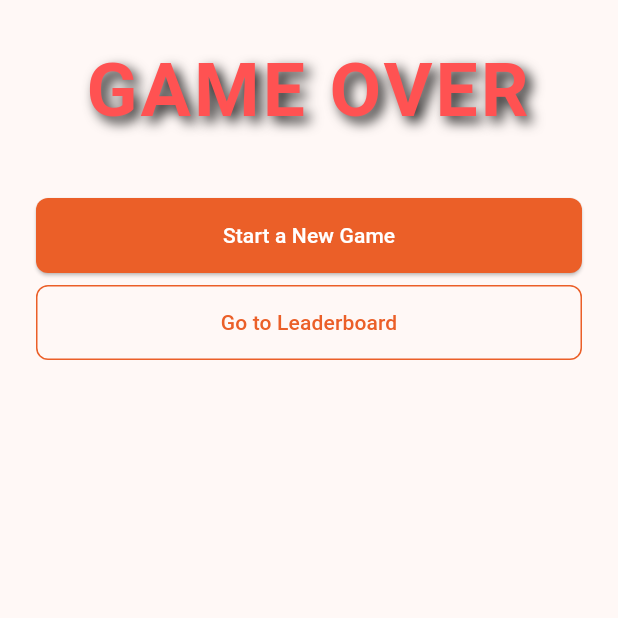
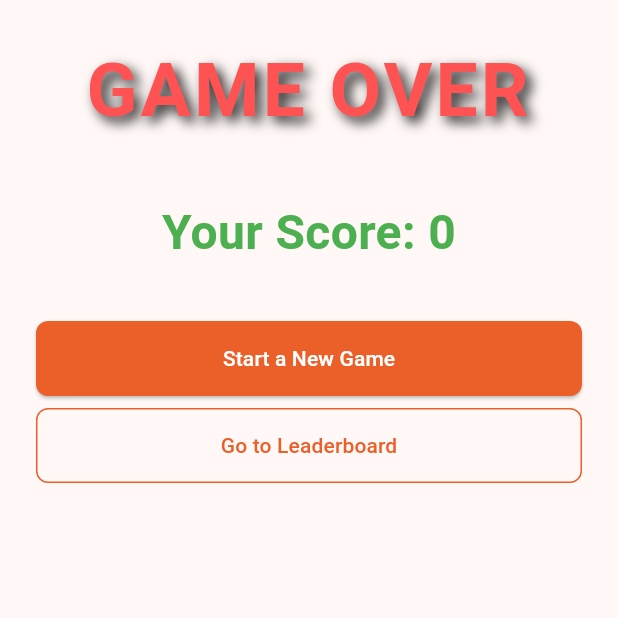
Before and after one commit to shetty456/mumbojumbo, a Flutter app: the GameZoneScreen screen opened by its route, after a tap on "Submit", on a phone screen of 412 x 824 dp, the top half of it. Run offline on Flutter 3.47's test engine with Material 3 defaults, Android fonts, the phone set to English and light mode, and no system bars; drawn by our look-alikes of flutter_animate; our stand-ins replace audioplayers, flutter_hooks, freezed_annotation, go_router, hooks_riverpod, riverpod_annotation and 1 more; accounts and stored records are empty; generated files the repository leaves out were written again.

Commit message:
score calculation logic added

```diff
--- a/lib/screens/gameover_screen.dart
+++ b/lib/screens/gameover_screen.dart
@@ -7,12 +7,16 @@ import 'package:mumbojumbo/screens/onboarding_screen.dart';
 
 class GameoverScreen extends HookConsumerWidget {
   const GameoverScreen({super.key});
+
   @override
   Widget build(BuildContext context, WidgetRef ref) {
+   final state = GoRouter.of(context).routerDelegate.currentConfiguration;
+    final int finalScore = state.extra as int? ?? 0;
+
     return Scaffold(
       body: SafeArea(
         child: Container(
-          padding: EdgeInsets.all(24),
+          padding: const EdgeInsets.all(24),
           child: Column(
             crossAxisAlignment: CrossAxisAlignment.stretch,
             children: [
@@ -20,32 +24,40 @@ class GameoverScreen extends HookConsumerWidget {
                 'GAME OVER',
                 textAlign: TextAlign.center,
                 style: TextStyle(
-                  fontSize: 50, // Large size for emphasis
-                  fontWeight: FontWeight.bold, // Bold and dramatic
-                  color: Colors
-                      .redAccent, // Red is often used for failure or urgency
+                  fontSize: 50,
+                  fontWeight: FontWeight.bold,
+                  color: Colors.redAccent,
                   shadows: [
                     Shadow(
                       blurRadius: 10.0,
-                      color: Colors.black87, // Dark shadow for depth
+                      color: Colors.black87,
                       offset: Offset(4, 4),
                     ),
                   ],
-                  letterSpacing: 2.0, // Slight spacing to add intensity
+                  letterSpacing: 2.0,
                 ),
               )
                   .animate()
-                  .fadeIn(duration: 1.seconds) // Fade in animation
-                  // Scale animation
+                  .fadeIn(duration: 1.seconds)
                   .flip(duration: 1.2.seconds)
                   .scale(duration: 0.6.seconds, curve: Curves.easeOut),
+              vHeight(36),
+              // Display the final score
+              Text(
+                'Your Score: $finalScore',
+                textAlign: TextAlign.center,
+                style: const TextStyle(
+                  fontSize: 32,
+                  fontWeight: FontWeight.bold,
+                  color: Colors.green,
+                ),
+              ),
               vHeight(36),
               ElevatedButton(
                 onPressed: () => context.go(AppRoutePaths.onboarding),
                 child: const Text('Start a New Game'),
               ),
               vHeight(8),
-              // todo: this button should be placed somewhere else
               OutlinedButton(
                 onPressed: () => context.push(AppRoutePaths.leaderboard),
                 child: const Text('Go to Leaderboard'),
--- a/lib/screens/gamezone_screen.dart
+++ b/lib/screens/gamezone_screen.dart
@@ -19,30 +19,27 @@ class GameZoneScreen extends HookWidget {
     final currentAnagram = useState<String>('');
     final correctAnswer = useState<String>('');
     final currentHint = useState<String>('');
-    final score = useState<int>(0);
+    final score = useState<int>(0);  // Score state
     final questionIndex = useState<int>(0);
     final timer = useState<Timer?>(null);
     final timeLeft = useState<int>(30);
     final controller = useTextEditingController();
     final focusNode = useFocusNode();
-    final isButtonEnabled = useState<bool>(false); // State for button enabled status
+    final isButtonEnabled = useState<bool>(false);
 
-    // Listener for text changes
     useEffect(() {
       void listener() {
-        isButtonEnabled.value = controller.text.isNotEmpty; // Enable button if text is not empty
+        isButtonEnabled.value = controller.text.isNotEmpty;
       }
 
       controller.addListener(listener);
-      return () => controller.removeListener(listener); // Cleanup the listener
+      return () => controller.removeListener(listener);
     }, [controller]);
 
-    // Using useAnimationController hook to create an AnimationController
     final animationController = useAnimationController(
-      duration: const Duration(seconds: 5), // Set animation duration
-    ); // Start animation from 1.0 (100%) and reverse
+      duration: const Duration(seconds: 5),
+    );
 
-    // Map the controller's value range (0.0 - 1.0) to a range of 0.2 to 0.0 (20% to 0%)
     final animation = useMemoized(() {
       return Tween<double>(begin: 1.0, end: 0.0).animate(animationController);
     }, [animationController]);
@@ -57,22 +54,7 @@ class GameZoneScreen extends HookWidget {
       timer.value?.cancel();
       controller.clear();
       timeLeft.value = 30;
-      context.go(AppRoutePaths.gameover);
-      // showDialog(
-      //   context: context,
-      //   builder: (_) => AlertDialog(
-      //     title: const Text('Game Over'),
-      //     content: Text('Your score: ${score.value}'),
-      //     actions: [
-      //       TextButton(
-      //         onPressed: () {
-      //           context.go(AppRoutePaths.onboarding);
-      //         },
-      //         child: const Text('Go Home'),
-      //       ),
-      //     ],
-      //   ),
-      // );
+     context.go(AppRoutePaths.gameover, extra: score.value);
     }
 
     void startTimer() {
@@ -126,9 +108,37 @@ class GameZoneScreen extends HookWidget {
       }
     }
 
+    int calculateScore(int timeTakenInSeconds) {
+      if (timeTakenInSeconds <= 3) {
+        return 10;
+      } else if (timeTakenInSeconds <= 6) {
+        return 9;
+      } else if (timeTakenInSeconds <= 9) {
+        return 8;
+      } else if (timeTakenInSeconds <= 12) {
+        return 7;
+      } else if (timeTakenInSeconds <= 15) {
+        return 6;
+      } else if (timeTakenInSeconds <= 18) {
+        return 5;
+      } else if (timeTakenInSeconds <= 21) {
+        return 4;
+      } else if (timeTakenInSeconds <= 24) {
+        return 3;
+      } else if (timeTakenInSeconds <= 27) {
+        return 2;
+      } else if (timeTakenInSeconds <= 30) {
+        return 1;
+      } else {
+        return 0;
+      }
+    }
+
     void submitAnswer(String answer) {
       if (answer.toLowerCase() == correctAnswer.value.toLowerCase()) {
-        score.value++;
+        // Calculate score based on time left
+        final int points = calculateScore(30 - timeLeft.value);
+        score.value += points; // Add points to total score
         nextQuestion();
       } else {
         endGame();
@@ -140,23 +150,34 @@ class GameZoneScreen extends HookWidget {
     }
 
     return Scaffold(
-      // appBar: AppBar(
-      //   title: const Text('Mumbo Jumbo'),
-      // ),
       body: SafeArea(
         child: Padding(
           padding: const EdgeInsets.all(24.0),
           child: Column(
             crossAxisAlignment: CrossAxisAlignment.stretch,
             children: [
+              // Displaying the score in the top right corner
+              Row(
+                mainAxisAlignment: MainAxisAlignment.spaceBetween,
+                children: [
+                  const SizedBox(), // Empty widget to keep score aligned to the right
+                  Text(
+                    'Score: ${score.value}',
+                    style: const TextStyle(
+                      fontSize: 20,
+                      fontWeight: FontWeight.bold,
+                    ),
+                  ),
+                ],
+              ),
+
               ClipRRect(
                 borderRadius: BorderRadius.circular(8),
                 child: AnimatedBuilder(
                   animation: animation,
                   builder: (context, child) {
                     return LinearProgressIndicator(
-                      value: animation
-                          .value, // Animating progress value from 0.2 to 0.0
+                      value: animation.value,
                       color: Colors.green,
                       backgroundColor: Colors.grey,
                     );
@@ -164,7 +185,7 @@ class GameZoneScreen extends HookWidget {
                 ),
               ),
 
-              vHeight(32),
+              const SizedBox(height: 32),
               Text(
                 formatTime(timeLeft.value),
                 style: const TextStyle(
@@ -173,7 +194,7 @@ class GameZoneScreen extends HookWidget {
                     fontWeight: FontWeight.w900),
                 textAlign: TextAlign.center,
               ),
-              vHeight(32),
+              const SizedBox(height: 32),
               Row(
                 mainAxisAlignment: MainAxisAlignment.center,
                 children: [
@@ -181,9 +202,7 @@ class GameZoneScreen extends HookWidget {
                     Icons.info_outline,
                     color: Color(0xff34C759),
                   ),
-                  const SizedBox(
-                    width: 4,
-                  ),
+                  const SizedBox(width: 4),
                   Text(
                     currentHint.value,
                     style: const TextStyle(
@@ -194,20 +213,14 @@ class GameZoneScreen extends HookWidget {
                   ),
                 ],
               ),
-              vHeight(60),
-              // Text(
-              //   'Score: ${score.value}',
-              //   style: const TextStyle(
-              //     fontSize: 20,
-              //   ),
-              // ),
+              const SizedBox(height: 60),
               Text(
                 textAlign: TextAlign.center,
                 currentAnagram.value,
                 style:
                     const TextStyle(fontSize: 45, fontWeight: FontWeight.bold),
               ),
-              vHeight(60),
+              const SizedBox(height: 60),
               TextField(
                 controller: controller,
                 focusNode: focusNode,
@@ -229,7 +242,7 @@ class GameZoneScreen extends HookWidget {
                 style: const TextStyle(color: Colors.black),
                 onSubmitted: submitAnswer,
               ),
-              vHeight(16),
+              const SizedBox(height: 16),
               ElevatedButton(
                 onPressed: () => submitAnswer(controller.text),
                 child: const Text('Submit'),
```
Also changed, not shown: pubspec.lock.
